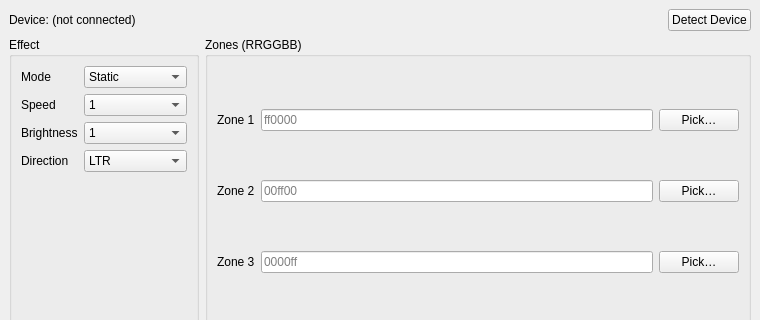
Qt form gui/MainWindow.ui (sami-ror-tech/LegionAura) before a commit; both pictures show x 0 to 760 and y 0 to 320 of the 760 by 520 pixel window.
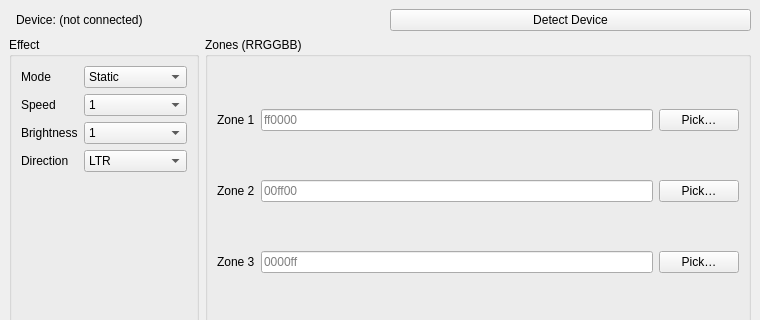
The same form after that commit.

```diff
--- a/gui/MainWindow.ui
+++ b/gui/MainWindow.ui
@@ -15,6 +15,13 @@
    <layout class="QVBoxLayout" name="verticalLayout" stretch="0,1,0">
     <item>
      <layout class="QHBoxLayout" name="topBar">
+
+      <item>
+       <spacer name="spacerLeft">
+        <property name="orientation"><enum>Qt::Horizontal</enum></property>
+       </spacer>
+      </item>
+
       <item>
        <widget class="QLabel" name="lblDevice">
         <property name="text">
@@ -23,16 +30,8 @@
        </widget>
       </item>
       <item>
-       <spacer name="spacerTop">
-        <property name="orientation">
-         <enum>Qt::Horizontal</enum>
-        </property>
-        <property name="sizeHint" stdset="0">
-         <size>
-          <width>40</width>
-          <height>20</height>
-         </size>
-        </property>
+       <spacer name="spacerRight">
+        <property name="orientation"><enum>Qt::Horizontal</enum></property>
        </spacer>
       </item>
       <item>
```
Left out of the diff: 209 changed lines with no effect on the pictures.
